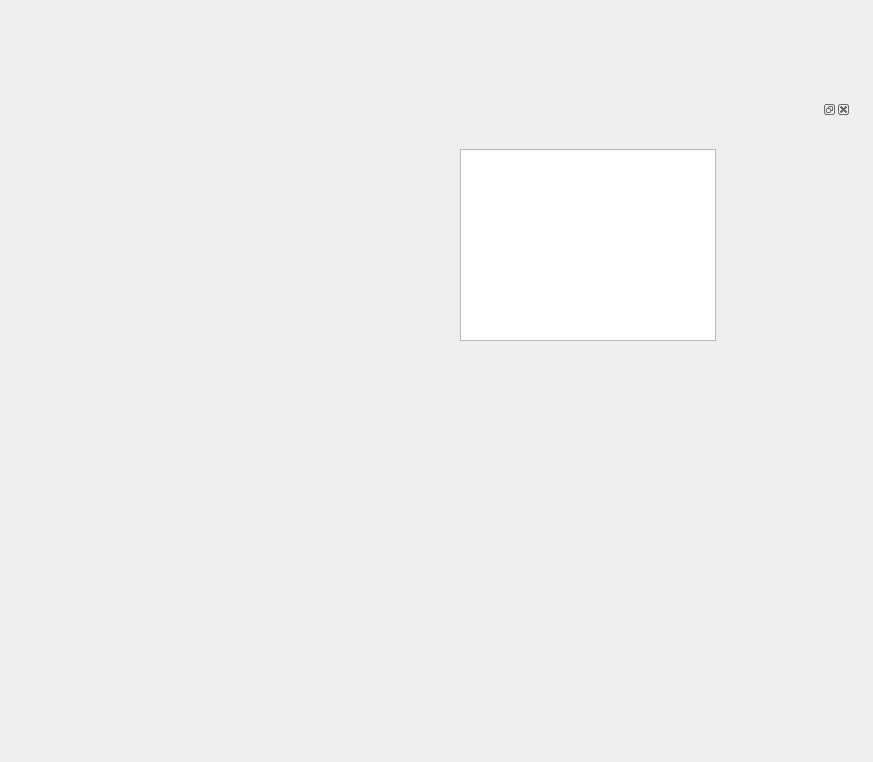
markscat/Scientific_computing, file ui/opa_analysis.ui: the form before one commit.
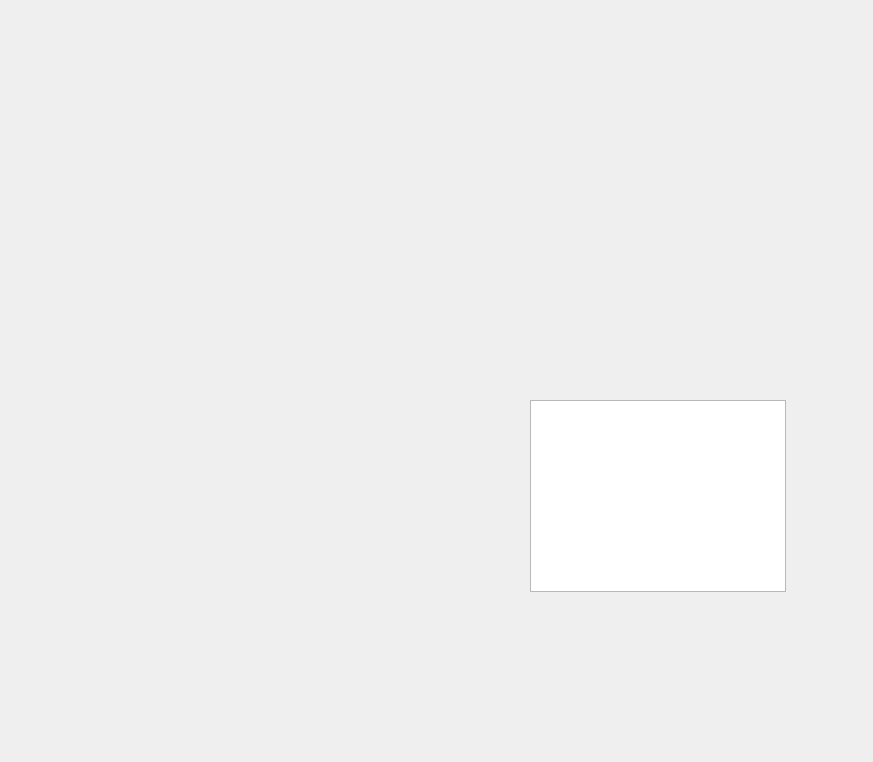
The form after the commit. Icons and pictures are not drawn.

The edit to the form file:
```diff
--- a/ui/opa_analysis.ui
+++ b/ui/opa_analysis.ui
@@ -13,23 +13,23 @@
   <property name="windowTitle">
    <string>Form</string>
   </property>
-  <widget class="QDockWidget" name="dockWidget">
+  <widget class="QTextBrowser" name="textBrowser">
    <property name="geometry">
     <rect>
-     <x>20</x>
-     <y>100</y>
-     <width>831</width>
-     <height>541</height>
+     <x>530</x>
+     <y>400</y>
+     <width>256</width>
+     <height>192</height>
     </rect>
    </property>
-   <widget class="QWidget" name="dockWidgetContents">
+  </widget>
     <widget class="QLabel" name="label">
      <property name="geometry">
       <rect>
-       <x>10</x>
-       <y>0</y>
+     <x>460</x>
+     <y>20</y>
        <width>401</width>
-       <height>371</height>
+     <height>351</height>
       </rect>
      </property>
      <property name="text">
@@ -38,18 +38,6 @@
      <property name="pixmap">
       <pixmap resource="../resources/Scientific_computing.qrc">:/resources/Op-Amp_Internal.svg</pixmap>
      </property>
-    </widget>
-    <widget class="QTextBrowser" name="textBrowser">
-     <property name="geometry">
-      <rect>
-       <x>440</x>
-       <y>30</y>
-       <width>256</width>
-       <height>192</height>
-      </rect>
-     </property>
-    </widget>
-   </widget>
   </widget>
  </widget>
  <resources>
```
Lines whose indentation alone changed are shown as unchanged.
